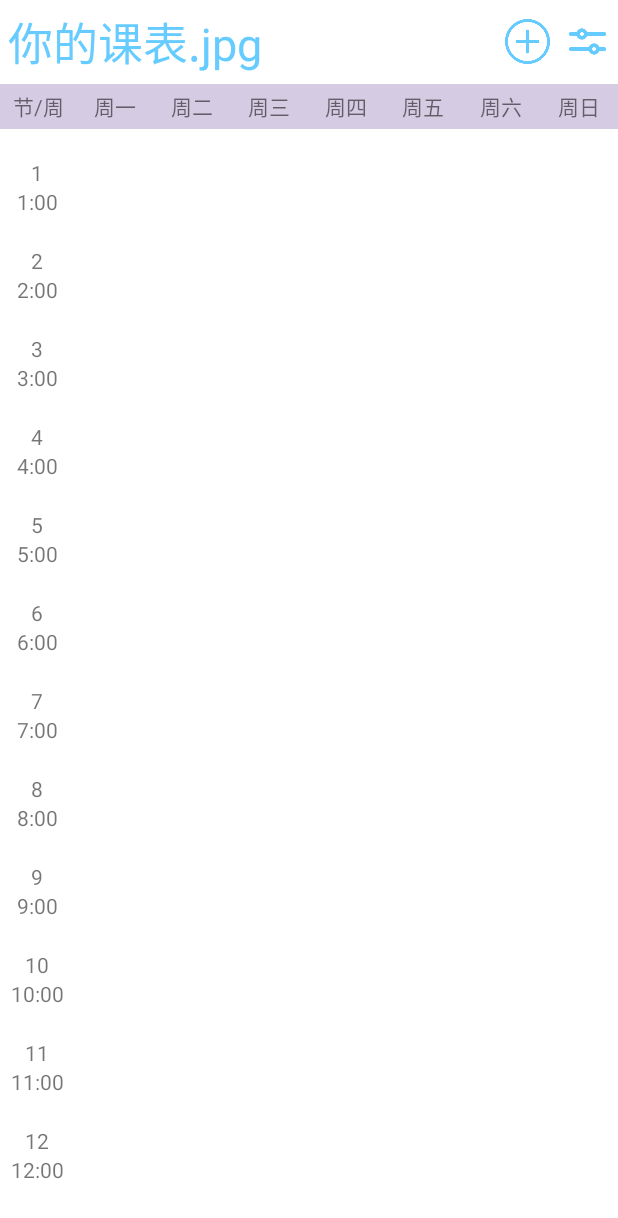
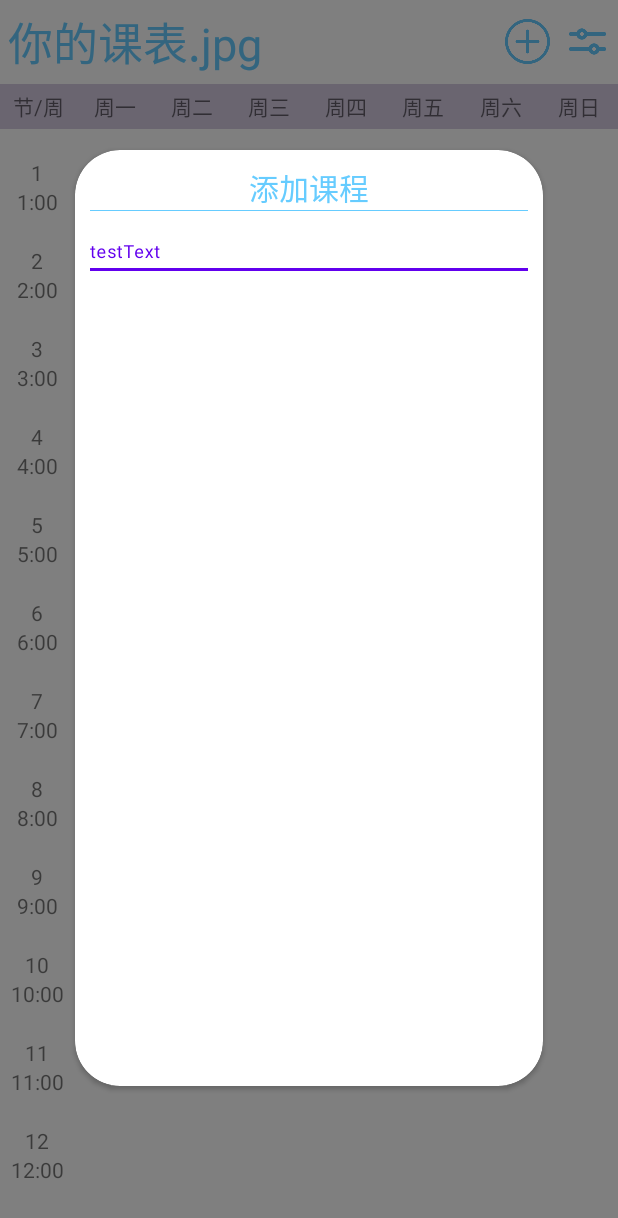
Before and after one commit to shiromoku/Android-study, an Android app: the screen it shows after launch (MainActivity), on a phone screen of 412 x 824 dp. Shown: the top 1218 px of the screen. Run offline under Robolectric (Android 15) with nearby library versions, the phone set to English and light mode, and no system bars.

Commit message:
Timetable:     sync project     因为尝试迁移至Androidx,所以多了一个backupㄟ( ▔, ▔ )ㄏ

```diff
--- a/Timetable/app/build.gradle
+++ b/Timetable/app/build.gradle
@@ -38,7 +38,7 @@ dependencies {
     implementation "org.jetbrains.kotlin:kotlin-stdlib:$kotlin_version"
     implementation 'androidx.core:core-ktx:1.2.0'
     implementation 'androidx.appcompat:appcompat:1.1.0'
-    implementation 'com.google.android.material:material:1.1.0'
+    implementation 'com.google.android.material:material:1.2.0'
     implementation 'androidx.constraintlayout:constraintlayout:1.1.3'
     testImplementation 'junit:junit:4.+'
     androidTestImplementation 'androidx.test.ext:junit:1.1.1'
@@ -46,5 +46,8 @@ dependencies {
 
     implementation "androidx.cardview:cardview:1.0.0"
     implementation "org.jetbrains.kotlin:kotlin-reflect:1.3.72"
+
+//    implementation 'com.android.support:appcompat-v7:28.0.0'
+//    implementation 'com.android.support:design:28.0.0'
 //    implementation 'com.blankj:utilcode:1.25.2'
 }
--- /dev/null
+++ b/Timetable/app/src/main/res/drawable/bottom_border.xml
@@ -0,0 +1,6 @@
+<?xml version="1.0" encoding="utf-8"?>
+<shape xmlns:android="http://schemas.android.com/apk/res/android"
+    android:shape="rectangle">
+    <solid android:color="#FFFFFF"/>
+    <stroke android:width="1dp" android:color="#4fa5d5"/>
+</shape>
--- a/Timetable/app/src/main/res/layout/activity_main.xml
+++ b/Timetable/app/src/main/res/layout/activity_main.xml
@@ -9,7 +9,8 @@
 
     <RelativeLayout
         android:layout_width="match_parent"
-        android:layout_height="match_parent">
+        android:layout_height="match_parent"
+        android:visibility="visible">
 
         <RelativeLayout
             android:id="@+id/top_bar"
@@ -221,12 +222,73 @@
         </LinearLayout>
         <!--    </ScrollView>-->
     </RelativeLayout>
+
     <RelativeLayout
         android:id="@+id/rl_add_crouse"
         android:layout_width="match_parent"
         android:layout_height="match_parent"
-        android:background="@android:color/transparent"
-        >
+        android:background="@android:drawable/screen_background_dark_transparent"
+        android:clickable="true"
+        android:visibility="visible">
+
+        <androidx.cardview.widget.CardView
+            android:layout_width="match_parent"
+            android:layout_height="match_parent"
+            android:layout_centerInParent="true"
+            android:layout_marginLeft="50dp"
+            android:layout_marginTop="100dp"
+            android:layout_marginRight="50dp"
+            android:layout_marginBottom="100dp"
+            app:cardCornerRadius="30dp"
+            app:contentPaddingBottom="10dp"
+            app:contentPaddingLeft="10dp"
+            app:contentPaddingRight="10dp"
+            app:contentPaddingTop="10dp"
+
+            >
+
+            <RelativeLayout
+                android:layout_width="match_parent"
+                android:layout_height="match_parent"
+                android:orientation="vertical">
+
+                <TextView
+                    android:id="@+id/tv_add_class_title"
+                    android:layout_width="match_parent"
+                    android:layout_height="wrap_content"
+                    android:gravity="center"
+                    android:text="添加课程"
+                    android:textColor="@color/sky_blue"
+                    android:textSize="20dp" />
+
+                <ImageView
+                    android:id="@+id/iv_dividing_line"
+                    android:layout_width="match_parent"
+                    android:layout_height="0.5dp"
+                    android:layout_below="@id/tv_add_class_title"
+                    android:background="@color/sky_blue" />
+
+<!--                <android.support.design.widget.TextInputLayout-->
+<!--                    android:layout_width="match_parent"-->
+<!--                    android:layout_height="wrap_content"-->
+<!--                    android:layout_marginTop="20dp">-->
+                <com.google.android.material.textfield.TextInputLayout
+                    android:layout_below="@id/iv_dividing_line"
+                    android:layout_width="match_parent"
+                    android:layout_height="wrap_content"
+                    android:paddingTop="10dp">
+
+                    <EditText
+                        android:layout_width="match_parent"
+                        android:layout_height="30dp"
+                        android:background="@android:color/transparent"
+                        android:hint="testText" />
+                </com.google.android.material.textfield.TextInputLayout>
+<!--                </android.support.design.widget.TextInputLayout>-->
+            </RelativeLayout>
+
+        </androidx.cardview.widget.CardView>
+
 
     </RelativeLayout>
 </RelativeLayout>
```
Also changed, not shown: 1 other file.
